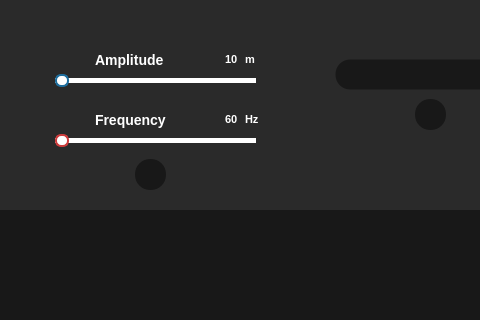
This is compose.ui in enjyashraf18/Sampling-Studio as Qt 5 draws it before an edit; both pictures show x 144 to 624 and y 0 to 320 of the 900 by 600 pixel window. The edited form follows.
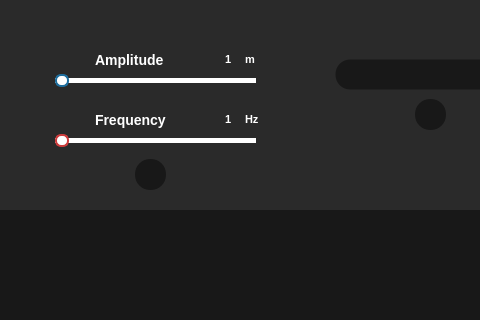
This is the edited form. Icons and pictures are not drawn.

```diff
--- a/compose.ui
+++ b/compose.ui
@@ -238,7 +238,7 @@
 border-color: transparent;</string>
         </property>
         <property name="text">
-         <string>10</string>
+         <string>1</string>
         </property>
        </widget>
        <widget class="QLabel" name="frequencyLabel_3">
@@ -306,7 +306,7 @@
 border-color:transparent;</string>
         </property>
         <property name="text">
-         <string>60</string>
+         <string>1</string>
         </property>
        </widget>
        <widget class="QLabel" name="label_8">
```
